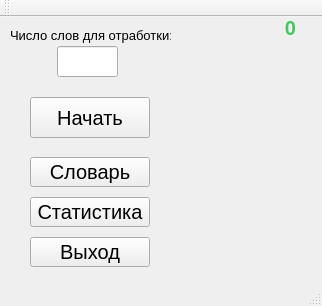
Skripove/MyDictionary, file mainwindow.ui: the form before one commit.
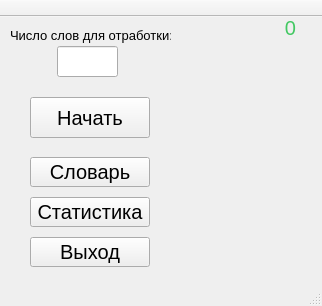
The form after the commit. Icons and pictures are not drawn.

Diff of the .ui file:
```diff
--- a/mainwindow.ui
+++ b/mainwindow.ui
@@ -155,8 +155,9 @@
      <font>
       <family>Segoe UI</family>
       <pointsize>15</pointsize>
-      <weight>75</weight>
-      <bold>true</bold>
+      <weight>50</weight>
+      <bold>false</bold>
+      <underline>false</underline>
      </font>
     </property>
     <property name="styleSheet">
@@ -181,6 +182,27 @@
    </property>
   </widget>
   <widget class="QToolBar" name="mainToolBar">
+   <property name="styleSheet">
+    <string notr="true"/>
+   </property>
+   <property name="movable">
+    <bool>false</bool>
+   </property>
+   <property name="allowedAreas">
+    <set>Qt::TopToolBarArea</set>
+   </property>
+   <property name="orientation">
+    <enum>Qt::Horizontal</enum>
+   </property>
+   <property name="iconSize">
+    <size>
+     <width>16</width>
+     <height>16</height>
+    </size>
+   </property>
+   <property name="floatable">
+    <bool>true</bool>
+   </property>
    <attribute name="toolBarArea">
     <enum>TopToolBarArea</enum>
    </attribute>
```
Left out of the diff: 31 changed lines with no effect on the pictures.
